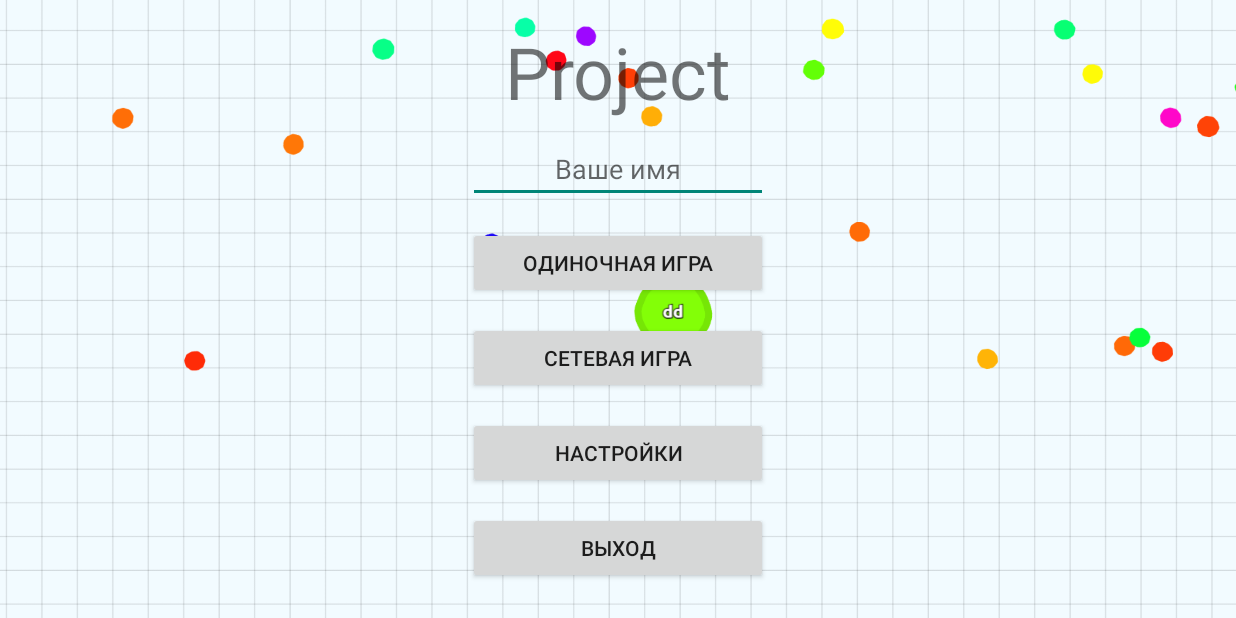
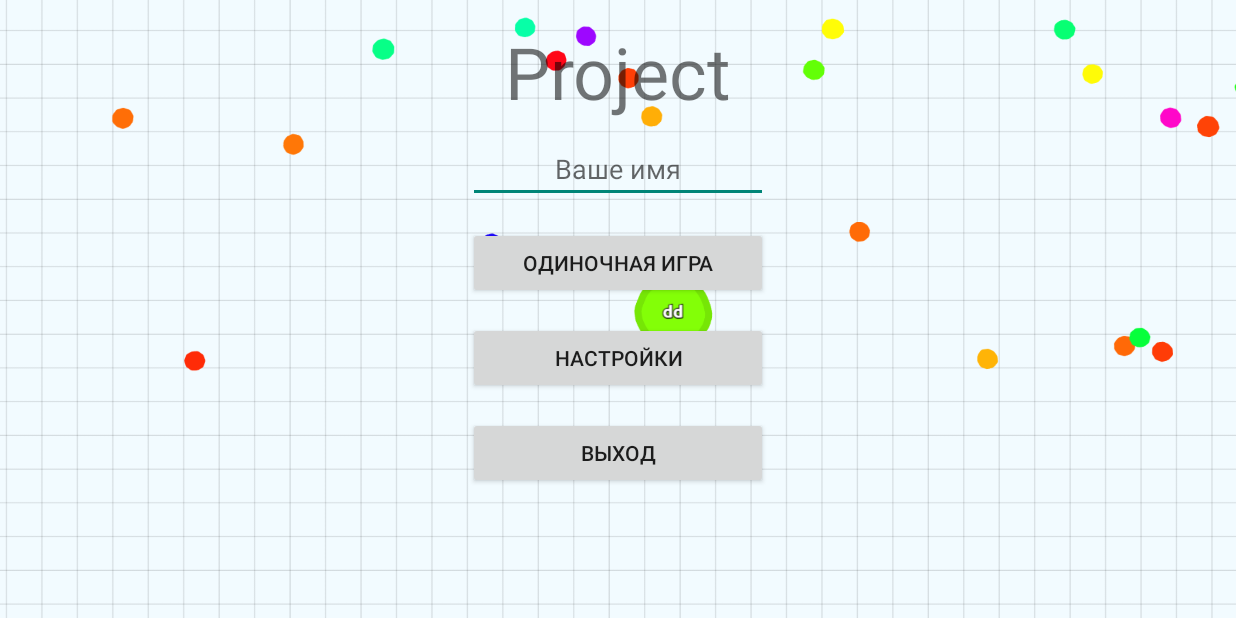
Before and after one commit to AlexandrSamsumgSchool/MyGame, an Android app: the screen it shows after launch (Menu), on a phone screen of 824 x 412 dp (held sideways). Run offline under Robolectric (Android 15) with nearby library versions, the phone set to English and light mode, and no system bars.

Commit message:
Final Commit

```diff
--- a/app/src/main/res/layout/activity_menu.xml
+++ b/app/src/main/res/layout/activity_menu.xml
@@ -33,13 +33,6 @@
         android:layout_height="wrap_content"
         android:layout_marginTop="16dp"
         android:text="Одиночная игра" />
-    <Button
-        android:id="@+id/play2"
-        android:layout_gravity="center"
-        android:layout_width="200dp"
-        android:layout_height="wrap_content"
-        android:layout_marginTop="15dp"
-        android:text="Сетевая игра" />
 
     <Button
         android:id="@+id/options"
```
